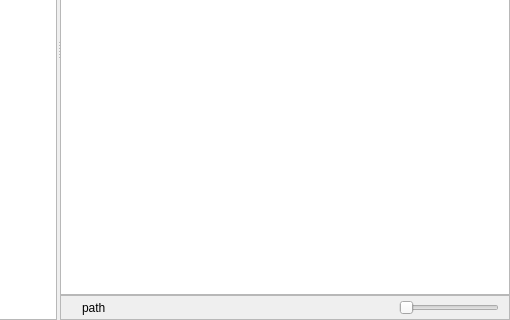
Before: the Qt Designer form XS/source/AssetsDockWidget.ui in xenginez/X, drawn with Qt 5; both pictures show x 393 to 903 and y 243 to 563 of the 903 by 563 pixel window.
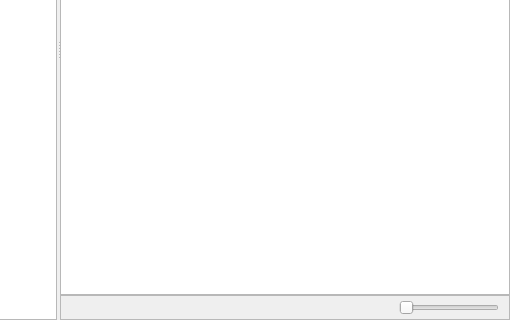
After: the same form once the commit is applied.

```diff
--- a/XS/source/AssetsDockWidget.ui
+++ b/XS/source/AssetsDockWidget.ui
@@ -334,7 +334,7 @@
           <item>
            <widget class="QLabel" name="path">
             <property name="text">
-             <string>path</string>
+             <string/>
             </property>
            </widget>
           </item>
```
